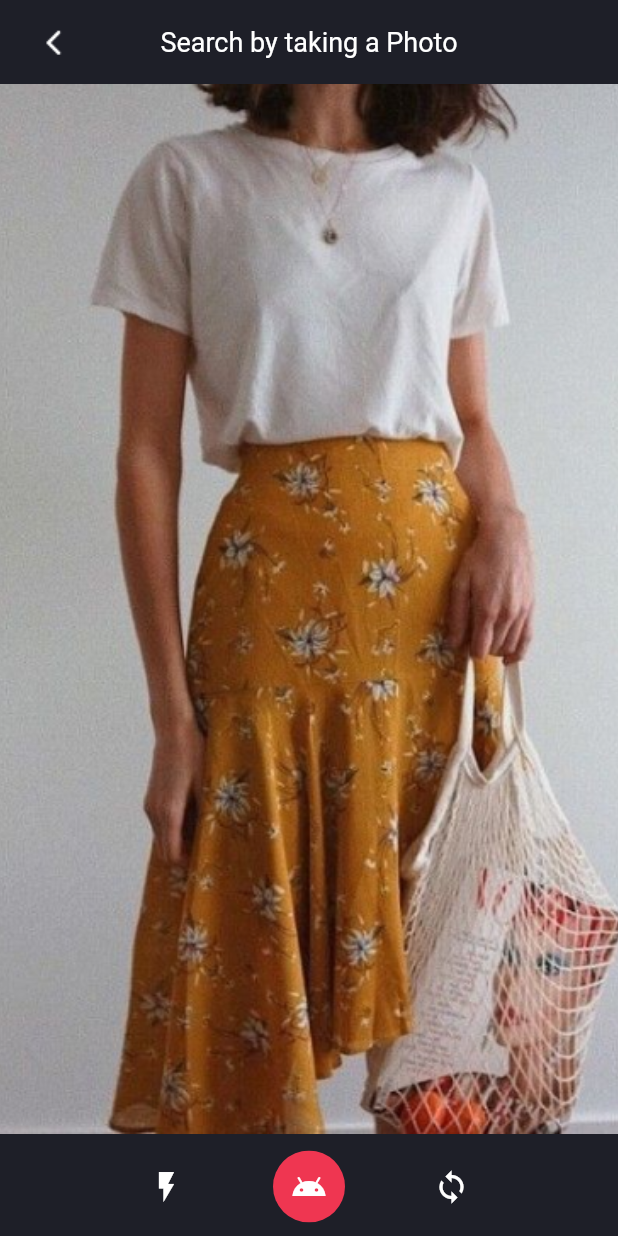
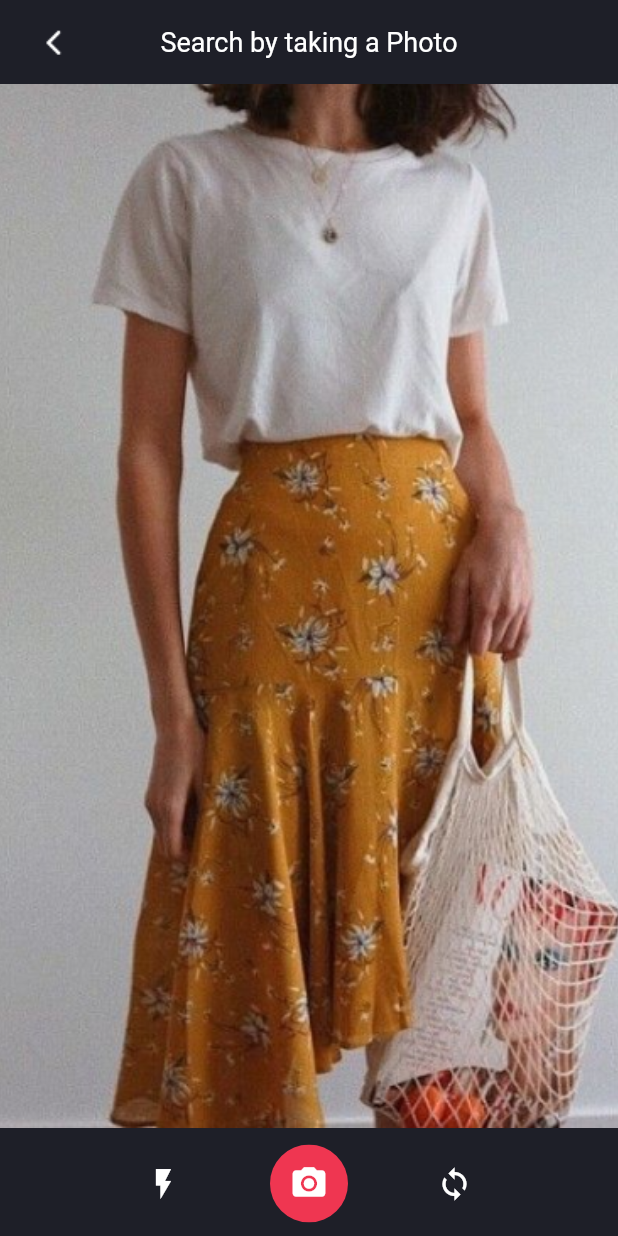
Before and after one commit to kchasiotis/portofolio_e_commerce, a Flutter app: the SearchByPhoto screen opened by its route, on a phone screen of 412 x 824 dp. Run offline on Flutter 3.47's test engine with Material 3 defaults, Android fonts, the phone set to English and light mode, and no system bars.

Commit message:
Minor fixes

```diff
--- a/lib/pages/search_by_photo/search_by_photo.dart
+++ b/lib/pages/search_by_photo/search_by_photo.dart
@@ -44,13 +44,15 @@ class SearchByPhoto extends StatelessWidget {
                     Material(
                       color: Colors.transparent,
                       child: Ink(
+                        height: 52,
+                        width: 52,
                         decoration: const ShapeDecoration(
                           color: Color(0xffEF3651),
                           shape: CircleBorder(),
                         ),
                         child: IconButton(
-                          iconSize: 24,
-                          icon: const Icon(Icons.android),
+                          iconSize: 26,
+                          icon: const Icon(Icons.photo_camera),
                           color: Colors.white,
                           onPressed: () {},
                         ),
```
